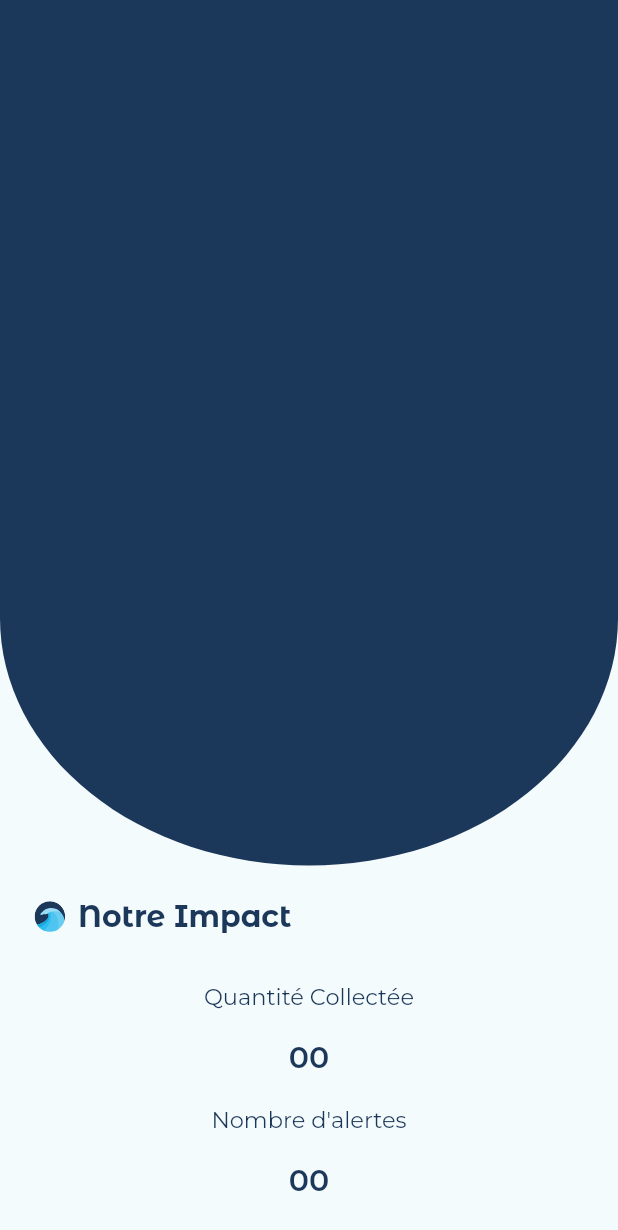
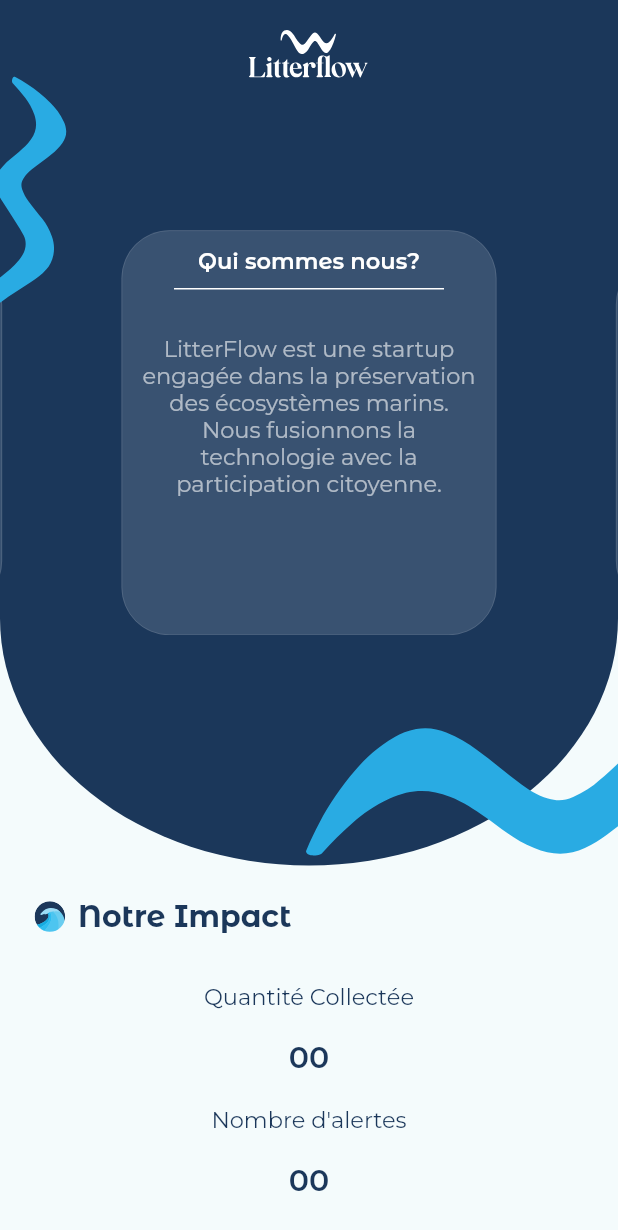
Before and after one commit to Bilal001122/litterflow-app, a Flutter app: the HomeScreen screen opened by its route, on a phone screen of 412 x 824 dp. Shown: the top 1230 px of the screen. Run offline on Flutter 3.47's test engine with Material 2 defaults, Android fonts, the phone set to English and light mode, and no system bars; drawn by our look-alikes of carousel_slider; our stand-ins replace bloc, camera, flutter_bloc, flutter_svg, permission_handler; project files that could hold a hidden picture were left out.

Commit message:
Home slider done

```diff
--- a/lib/constants/images.dart
+++ b/lib/constants/images.dart
@@ -2,9 +2,15 @@ class GlobalImages {
   static const String logo = 'assets/images/Litterflow_with_colors.svg';
   static const String homeIcon = 'assets/images/impactIcon.svg';
   static const String homeBack = 'assets/images/homeBack.svg';
+  static const String wave1 = 'assets/images/home_wave1.svg';
+  static const String wave2 = 'assets/images/home_wave2.svg';
+  static const String logoWhite = 'assets/images/WhiteLogo.svg';
+  static const String wLine = 'assets/images/WhiteLine.svg';
 
 
 }
+
+
 
 class SplashImages {
   static const String bigWaveLightBlue =
--- a/lib/constants/strings.dart
+++ b/lib/constants/strings.dart
@@ -58,7 +58,7 @@ class HomeStrings {
   // Fifth Carousel
   static const String carousel5Title = 'Comment contribuer?';
   static const String carousel5Subtitle =
-      'Agissez pour un Port Propre en contribuant à la lutte contre les déchets flottants.Signalez leur présence facilement en prenant une photo via notre application mobile en un simple clic sur le bouton d\'en bas.';
+      'Agissez pour un Port Propre. Signalez leur présence facilement en prenant une photo via notre application mobile en un simple clic sur le bouton d\'en bas.';
 }
 
 class ScanStrings {
--- a/lib/presentation/screens/home/home_screen.dart
+++ b/lib/presentation/screens/home/home_screen.dart
@@ -3,6 +3,8 @@ import 'package:flutter_svg/flutter_svg.dart';
 import 'package:litterflow_app/constants/colors.dart';
 import 'package:litterflow_app/constants/images.dart';
 import 'package:litterflow_app/constants/strings.dart';
+
+import '../../widgets/home/home_carroussel.dart';
 
 class HomeScreen extends StatelessWidget {
   const HomeScreen({super.key});
@@ -20,7 +22,31 @@ class HomeScreen extends StatelessWidget {
                     color: AppColors.kSecondaryColor,
                   ),
                   width: double.infinity,
-                  //color: AppColors.kSecondaryColor,
+                  child: Stack(
+                    alignment: Alignment.center,
+                    children: [
+                      Positioned(
+                        top : 20,
+
+                        child: SvgPicture.asset(
+                          GlobalImages.logoWhite,
+                        ),
+                      ),
+                      Positioned(
+                          child: HomeCarroussel(),
+                      ),
+                      Positioned(
+                        left: 0,
+                        top: 50,
+                        child: SvgPicture.asset(GlobalImages.wave1),
+                      ),
+                      Positioned(
+                        right: 0,
+                        bottom: 5,
+                        child: SvgPicture.asset(GlobalImages.wave2),
+                      ),
+                    ],
+                  ),
                 ),
 
               ),
--- /dev/null
+++ b/lib/presentation/widgets/home/home_carroussel.dart
@@ -0,0 +1,107 @@
+import 'package:carousel_slider/carousel_slider.dart';
+import 'package:flutter/material.dart';
+import 'package:litterflow_app/constants/colors.dart';
+import 'package:litterflow_app/constants/strings.dart';
+
+class HomeCarroussel extends StatefulWidget {
+
+  static final List<String> titles = [HomeStrings.carousel1Title, HomeStrings.carousel2Title, HomeStrings.carousel3Title, HomeStrings.carousel4Title, HomeStrings.carousel5Title];
+  static final List<String> subTitles = [HomeStrings.carousel1Subtitle, HomeStrings.carousel2Subtitle, HomeStrings.carousel3Subtitle, HomeStrings.carousel4Subtitle, HomeStrings.carousel5Subtitle];
+
+  const HomeCarroussel({
+    Key? key,
+  }): super(key: key);
+
+
+  @override
+  State<HomeCarroussel> createState() => _HomeCarrousselState();
+
+}
+
+class _HomeCarrousselState extends State<HomeCarroussel> {
+  final PageController _pageController = PageController(initialPage: 0);
+
+  @override
+  void dispose() {
+    _pageController.dispose();
+    super.dispose();
+
+  }
+
+  @override
+  Widget build(BuildContext context) {
+    return CarouselSlider(
+      items: [0,1,2,3,4].map((i) {
+        return Container(
+          width: 250,
+          //height: 500,
+          decoration: BoxDecoration(
+            color: const Color(0xffe7ebf3).withOpacity(0.15),
+            borderRadius: BorderRadius.circular(32),
+            border: Border.all(
+              color: Colors.white.withOpacity(0.15),
+              width: 0.5,
+            )
+          ),
+          child: Center(
+              child: Column(
+                children: [
+                  Center(
+                    child: Padding(
+                      padding: const EdgeInsets.all(10.0),
+                      child: Text(
+                        HomeCarroussel.titles.elementAt(i),
+                        textAlign: TextAlign.center,
+                        style: const TextStyle(
+                          color: AppColors.kWhiteColor,
+                          fontSize: 15,
+                          fontWeight: FontWeight.w600,
+                          fontFamily: 'MontserratAlternates',
+
+                        ),
+                      ),
+
+                    ),
+                  ),
+
+                  Center(
+
+                    child: Container(
+                      margin: const EdgeInsets.only(bottom: 20.0),
+                      color: AppColors.kWhiteColor,
+                      width: 180,
+                      height: 1,
+                    ),
+                  ),
+                  Center(
+                    child: Padding(
+                      padding: const EdgeInsets.only(left: 10.0, right: 10.0, top:10.0),
+                      child: Text(
+                        HomeCarroussel.subTitles.elementAt(i),
+                        textAlign: TextAlign.center,
+                        style: TextStyle(
+                          color: AppColors.kWhiteColor.withOpacity(0.6),
+                          fontSize: 15,
+                          fontWeight: FontWeight.w400,
+                          //fontFamily: 'MontserratAlternates',
+                        ),
+                        softWrap: true,
+                      ),
+                    ),
+                  ),
+                ],
+              ),
+          ),
+        );
+      }).toList(),
+      options: CarouselOptions(
+        height: 270,
+        //aspectRatio: 10,
+        enlargeCenterPage: true,
+        enlargeFactor: 0.3,
+        enlargeStrategy: CenterPageEnlargeStrategy.height,
+      ),
+
+    );
+  }
+}
--- a/pubspec.yaml
+++ b/pubspec.yaml
@@ -20,6 +20,7 @@ dependencies:
   image: ^3.3.0
   flutter_svg: ^2.0.5
   shared_preferences: ^2.1.1
+  carousel_slider: ^4.2.1
 
 dev_dependencies:
   flutter_test:
```
Also changed, not shown: assets/images/WhiteLine.svg (added), assets/images/WhiteLogo.svg (added), assets/images/home_wave1.svg (added), assets/images/home_wave2.svg (added), pubspec.lock.
